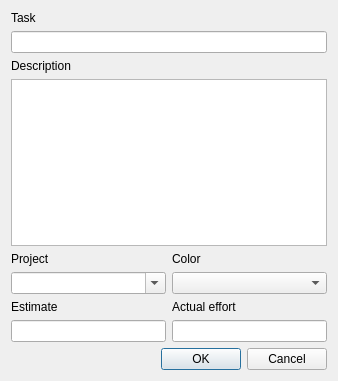
First picture: the form in edittaskdialog.ui, repository atilm/TaskBoard, before the edit.
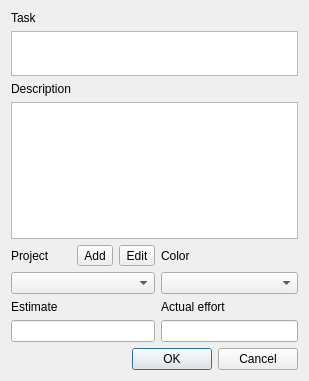
Second picture: the form after the edit.

Diff of the .ui file:
```diff
--- a/edittaskdialog.ui
+++ b/edittaskdialog.ui
@@ -6,7 +6,7 @@
    <rect>
     <x>0</x>
     <y>0</y>
-    <width>338</width>
+    <width>309</width>
     <height>381</height>
    </rect>
   </property>
@@ -14,33 +14,54 @@
    <string>Dialog</string>
   </property>
   <layout class="QGridLayout" name="gridLayout">
-   <item row="3" column="0" colspan="2">
-    <widget class="QPlainTextEdit" name="descriptionEdit"/>
+   <item row="0" column="0">
+    <widget class="QLabel" name="label">
+     <property name="text">
+      <string>Task</string>
+     </property>
+    </widget>
    </item>
-   <item row="4" column="0">
-    <widget class="QLabel" name="label_3">
+   <item row="4" column="2">
+    <widget class="QToolButton" name="editProjectButton">
      <property name="text">
-      <string>Project</string>
+      <string>Edit</string>
      </property>
     </widget>
    </item>
-   <item row="4" column="1">
-    <widget class="QLabel" name="label_6">
+   <item row="7" column="0" colspan="3">
+    <widget class="QLineEdit" name="estimateEdit"/>
+   </item>
+   <item row="6" column="3">
+    <widget class="QLabel" name="label_5">
      <property name="text">
-      <string>Color</string>
+      <string>Actual effort</string>
      </property>
     </widget>
    </item>
-   <item row="5" column="0">
-    <widget class="QComboBox" name="projectComboBox">
-     <property name="editable">
-      <bool>true</bool>
+   <item row="2" column="0">
+    <widget class="QLabel" name="label_2">
+     <property name="text">
+      <string>Description</string>
      </property>
     </widget>
    </item>
-   <item row="5" column="1">
+   <item row="5" column="3">
     <widget class="QComboBox" name="colorComboBox"/>
    </item>
+   <item row="3" column="0" colspan="4">
+    <widget class="QPlainTextEdit" name="descriptionEdit">
+     <property name="tabChangesFocus">
+      <bool>true</bool>
+     </property>
+    </widget>
+   </item>
+   <item row="4" column="1">
+    <widget class="QToolButton" name="addProjectButton">
+     <property name="text">
+      <string>Add</string>
+     </property>
+    </widget>
+   </item>
    <item row="6" column="0">
     <widget class="QLabel" name="label_4">
      <property name="text">
@@ -48,20 +69,14 @@
      </property>
     </widget>
    </item>
-   <item row="6" column="1">
-    <widget class="QLabel" name="label_5">
+   <item row="4" column="0">
+    <widget class="QLabel" name="label_3">
      <property name="text">
-      <string>Actual effort</string>
+      <string>Project</string>
      </property>
     </widget>
    </item>
-   <item row="7" column="0">
-    <widget class="QLineEdit" name="estimateEdit"/>
-   </item>
-   <item row="7" column="1">
-    <widget class="QLineEdit" name="effortEdit"/>
-   </item>
-   <item row="8" column="0" colspan="2">
+   <item row="8" column="0" colspan="4">
     <widget class="QDialogButtonBox" name="buttonBox">
      <property name="orientation">
       <enum>Qt::Horizontal</enum>
@@ -71,20 +86,33 @@
      </property>
     </widget>
    </item>
-   <item row="1" column="0" colspan="2">
-    <widget class="QLineEdit" name="titleEdit"/>
-   </item>
-   <item row="0" column="0" colspan="2">
-    <widget class="QLabel" name="label">
+   <item row="4" column="3">
+    <widget class="QLabel" name="label_6">
      <property name="text">
-      <string>Task</string>
+      <string>Color</string>
      </property>
     </widget>
    </item>
-   <item row="2" column="0" colspan="2">
-    <widget class="QLabel" name="label_2">
-     <property name="text">
-      <string>Description</string>
+   <item row="5" column="0" colspan="3">
+    <widget class="QComboBox" name="projectComboBox">
+     <property name="editable">
+      <bool>false</bool>
+     </property>
+    </widget>
+   </item>
+   <item row="7" column="3">
+    <widget class="QLineEdit" name="effortEdit"/>
+   </item>
+   <item row="1" column="0" colspan="4">
+    <widget class="QPlainTextEdit" name="titleEdit">
+     <property name="maximumSize">
+      <size>
+       <width>16777215</width>
+       <height>45</height>
+      </size>
+     </property>
+     <property name="tabChangesFocus">
+      <bool>true</bool>
      </property>
     </widget>
    </item>
```
Left out of the diff: 18 changed lines with no effect on the pictures.
